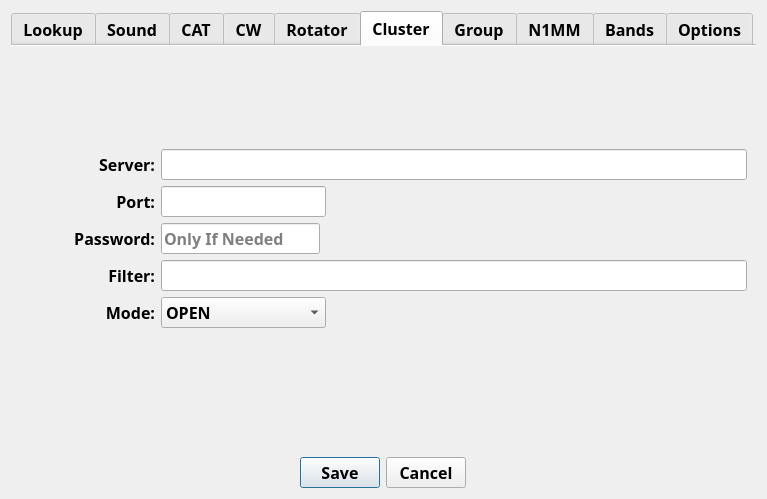
The window that not1mm/data/configuration.ui (mbridak/not1mm) describes before a commit, drawn with Qt 5.
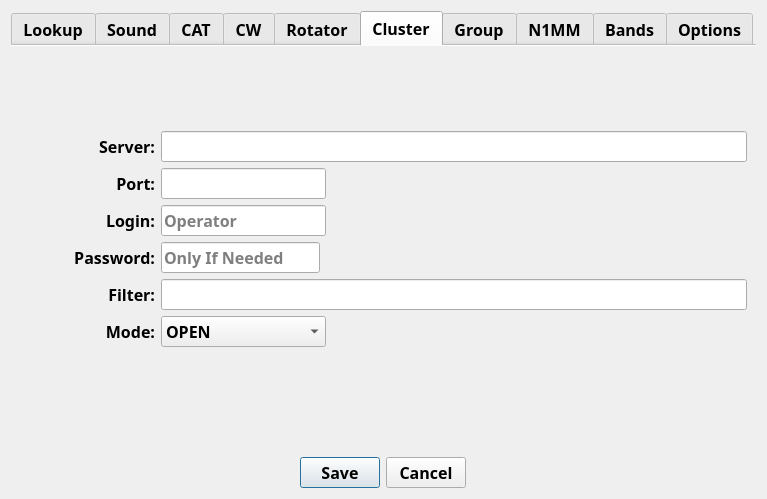
The same window after the commit. The open tabs and pages were chosen to show the change.

Commit message:
Create a Cluster window
The DX cluster stream was previously only visible on the console when
$SEND_CLUSTER was set. Now it's a proper widget with an input field
where the user can type commands.

The cluster login username is moved to settings. When left blank, it
defaults to the current operator.

Diff of the .ui file:
```diff
--- a/not1mm/data/configuration.ui
+++ b/not1mm/data/configuration.ui
@@ -1299,7 +1299,7 @@
          </property>
         </widget>
        </item>
-       <item row="4" column="1" colspan="5">
+       <item row="5" column="1" colspan="5">
         <widget class="QLineEdit" name="cluster_filter">
          <property name="accessibleName">
           <string>filter</string>
@@ -1309,7 +1309,7 @@
          </property>
         </widget>
        </item>
-       <item row="7" column="1">
+       <item row="8" column="1">
         <spacer name="verticalSpacer_7">
          <property name="orientation">
           <enum>Qt::Vertical</enum>
@@ -1332,7 +1332,7 @@
          </property>
         </widget>
        </item>
-       <item row="6" column="0">
+       <item row="7" column="0">
         <spacer name="horizontalSpacer_7">
          <property name="orientation">
           <enum>Qt::Horizontal</enum>
@@ -1358,7 +1358,7 @@
          </property>
         </spacer>
        </item>
-       <item row="6" column="5">
+       <item row="7" column="5">
         <spacer name="horizontalSpacer_10">
          <property name="orientation">
           <enum>Qt::Horizontal</enum>
@@ -1371,7 +1371,7 @@
          </property>
         </spacer>
        </item>
-       <item row="4" column="0">
+       <item row="5" column="0">
         <widget class="QLabel" name="label_20">
          <property name="text">
           <string>Filter:</string>
@@ -1381,7 +1381,7 @@
          </property>
         </widget>
        </item>
-       <item row="5" column="0">
+       <item row="6" column="0">
         <widget class="QLabel" name="label_21">
          <property name="text">
           <string>Mode:</string>
@@ -1391,7 +1391,7 @@
          </property>
         </widget>
        </item>
-       <item row="6" column="3">
+       <item row="7" column="3">
         <spacer name="horizontalSpacer_9">
          <property name="orientation">
           <enum>Qt::Horizontal</enum>
@@ -1404,7 +1404,7 @@
          </property>
         </spacer>
        </item>
-       <item row="6" column="1">
+       <item row="7" column="1">
         <spacer name="horizontalSpacer_8">
          <property name="orientation">
           <enum>Qt::Horizontal</enum>
@@ -1427,7 +1427,7 @@
          </property>
         </widget>
        </item>
-       <item row="6" column="4">
+       <item row="7" column="4">
         <spacer name="horizontalSpacer_11">
          <property name="orientation">
           <enum>Qt::Horizontal</enum>
@@ -1440,7 +1440,7 @@
          </property>
         </spacer>
        </item>
-       <item row="5" column="1" colspan="2">
+       <item row="6" column="1" colspan="2">
         <widget class="QComboBox" name="cluster_mode">
          <property name="accessibleName">
           <string>mode</string>
@@ -1470,7 +1470,7 @@
          </property>
         </widget>
        </item>
-       <item row="3" column="0">
+       <item row="4" column="0">
         <widget class="QLabel" name="label_29">
          <property name="text">
           <string>Password:</string>
@@ -1480,7 +1480,7 @@
          </property>
         </widget>
        </item>
-       <item row="3" column="1">
+       <item row="4" column="1">
         <widget class="QLineEdit" name="cluster_password_field">
          <property name="echoMode">
           <enum>QLineEdit::EchoMode::Password</enum>
@@ -1490,6 +1490,23 @@
          </property>
         </widget>
        </item>
+       <item row="3" column="0">
+        <widget class="QLabel" name="label_10">
+         <property name="text">
+          <string>Login:</string>
+         </property>
+         <property name="alignment">
+          <set>Qt::AlignRight|Qt::AlignTrailing|Qt::AlignVCenter</set>
+         </property>
+        </widget>
+       </item>
+       <item row="3" column="1" colspan="2">
+        <widget class="QLineEdit" name="cluster_login_field">
+         <property name="placeholderText">
+          <string>Operator</string>
+         </property>
+        </widget>
+       </item>
       </layout>
      </widget>
      <widget class="QWidget" name="group_tab">
```
The commit also changes 8 other files.
